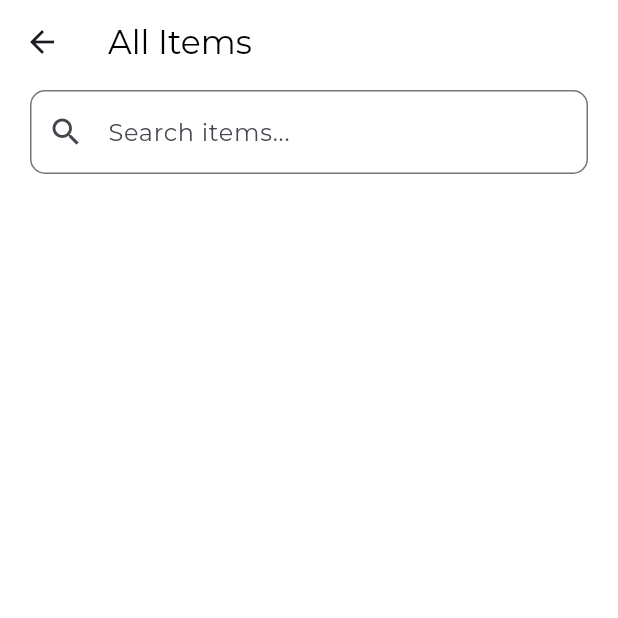
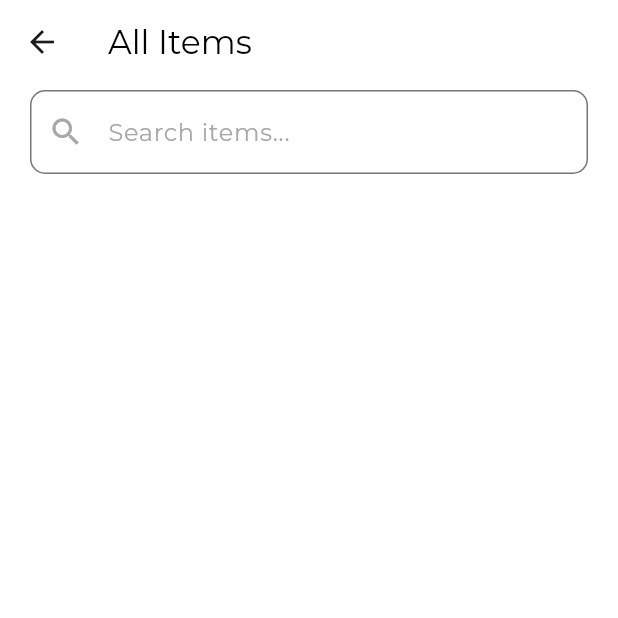
Before and after one commit to isabellelbgn/campuslostandfound, a Flutter app: the screen it shows once a user with an empty profile is signed in, after a tap on "See All Items", on a phone screen of 412 x 824 dp, the top half of it. Run offline on Flutter 3.47's test engine with Material 3 defaults, Android fonts, the phone set to English and light mode, and no system bars; our stand-ins replace auto_size_text, cloud_firestore, firebase_auth, firebase_core, flutter_spinkit, font_awesome_flutter and 1 more; missing offline and left inert: blobs; accounts and stored records are empty; network calls fail.

Commit message:
chore: styling issues

```diff
--- a/lib/components/category_filter.dart
+++ b/lib/components/category_filter.dart
@@ -1,4 +1,5 @@
 import 'package:flutter/material.dart';
+import 'package:auto_size_text/auto_size_text.dart';
 
 class CategoryFilter extends StatelessWidget {
   final String selectedCategory;
@@ -30,18 +31,38 @@ class CategoryFilter extends StatelessWidget {
   Widget _categoryFilterButton(String category) {
     return Padding(
       padding: const EdgeInsets.only(right: 8.0),
+      child: SizedBox(
+        width: 100,
+        height: 150,
         child: ElevatedButton(
           onPressed: () {
             onCategorySelected(category);
           },
           style: ElevatedButton.styleFrom(
+            padding: EdgeInsets.symmetric(vertical: 20),
             backgroundColor: selectedCategory == category
                 ? const Color(0xFF002EB0)
-              : Colors.grey[300],
-          foregroundColor:
-              selectedCategory == category ? Colors.white : Colors.black,
+                : const Color(0xFFE0E0E0),
+            foregroundColor: selectedCategory == category
+                ? Colors.white
+                : const Color(0xFFA8A8A8),
+            shape: RoundedRectangleBorder(
+              borderRadius: BorderRadius.circular(15),
             ),
-        child: Text(category),
+          ),
+          child: Column(
+            mainAxisAlignment: MainAxisAlignment.end,
+            children: [
+              AutoSizeText(
+                category,
+                style: const TextStyle(fontSize: 14),
+                maxLines: 2,
+                textAlign: TextAlign.center,
+                overflow: TextOverflow.ellipsis,
+              ),
+            ],
+          ),
+        ),
       ),
     );
   }
--- a/lib/components/search_bar.dart
+++ b/lib/components/search_bar.dart
@@ -18,10 +18,14 @@ class SearchItemBar extends StatelessWidget {
         controller: controller,
         decoration: InputDecoration(
           hintText: "Search items...",
-          prefixIcon: const Icon(Icons.search),
+          hintStyle: TextStyle(color: Color(0xFFA8A8A8)),
+          prefixIcon: const Icon(
+            Icons.search,
+            color: Color(0xFFA8A8A8),
+          ),
           border: OutlineInputBorder(
             borderRadius: BorderRadius.circular(10),
-            borderSide: const BorderSide(color: Colors.grey),
+            borderSide: const BorderSide(color: Color(0xFFA8A8A8)),
           ),
         ),
         onChanged: onChanged,
--- a/lib/screens/dashboard_screen.dart
+++ b/lib/screens/dashboard_screen.dart
@@ -92,18 +92,59 @@ class _DashboardState extends State<Dashboard> {
   @override
   Widget build(BuildContext context) {
     return Scaffold(
-      appBar: AppBar(
-        backgroundColor: Colors.white,
-        title: const Text(
-          "Dashboard",
-          style: TextStyle(
-              color: Colors.black, fontSize: 20, fontWeight: FontWeight.bold),
-          overflow: TextOverflow.visible,
+      appBar: PreferredSize(
+        preferredSize: const Size.fromHeight(80),
+        child: Stack(
+          alignment: Alignment.center,
+          children: [
+            Center(
+              child: Image.asset(
+                'lib/assets/icons/logo.png',
+                height: 100,
+                width: 100,
+                fit: BoxFit.contain,
               ),
-        actions: [
-          // Sign Out
-          TextButton(
-            onPressed: () async {
+            ),
+            Positioned(
+              right: 16,
+              child: Builder(
+                builder: (context) => IconButton(
+                  icon: const Icon(Icons.menu, color: Colors.black),
+                  onPressed: () {
+                    Scaffold.of(context).openEndDrawer();
+                  },
+                ),
+              ),
+            ),
+          ],
+        ),
+      ),
+      endDrawer: Drawer(
+        child: ListView(
+          padding: EdgeInsets.zero,
+          children: [
+            DrawerHeader(
+              decoration: const BoxDecoration(
+                color: Color(0xFF002EB0),
+              ),
+              child: Column(
+                crossAxisAlignment: CrossAxisAlignment.center,
+                mainAxisAlignment: MainAxisAlignment.center,
+                children: [
+                  //pending design for header
+                ],
+              ),
+            ),
+            ListTile(
+              leading: const Icon(Icons.info_outline),
+              title: const Text('About Us'),
+              onTap: () {},
+            ),
+            ListTile(
+              leading: const Icon(Icons.logout),
+              title: const Text('Sign Out'),
+              onTap: () async {
+                Navigator.pop(context);
                 bool? confirmSignOut = await showDialog<bool>(
                   context: context,
                   builder: (BuildContext context) {
@@ -132,15 +173,9 @@ class _DashboardState extends State<Dashboard> {
                   await _signOut();
                 }
               },
-            child: const Text(
-              "Sign Out",
-              style: TextStyle(
-                color: Color(0xFF002EB0),
-                fontSize: 14,
-              ),
-            ),
             ),
           ],
+        ),
       ),
       body: Padding(
         padding: const EdgeInsets.symmetric(horizontal: 16.0),
@@ -183,6 +218,7 @@ class _DashboardState extends State<Dashboard> {
 
                     return Column(
                       children: [
+                        SizedBox(height: 20),
                         Padding(
                           padding: const EdgeInsets.symmetric(horizontal: 16.0),
                           child: Row(
@@ -191,7 +227,9 @@ class _DashboardState extends State<Dashboard> {
                               const Text(
                                 "Lost Items Today",
                                 style: TextStyle(
-                                    fontSize: 20, fontWeight: FontWeight.bold),
+                                    color: Color(0xFF002EB0),
+                                    fontSize: 20,
+                                    fontWeight: FontWeight.bold),
                               ),
                               TextButton(
                                 onPressed: () async {
@@ -206,7 +244,10 @@ class _DashboardState extends State<Dashboard> {
                                 style: TextButton.styleFrom(
                                   foregroundColor: const Color(0xFF002EB0),
                                 ),
-                                child: const Text("See All Items"),
+                                child: const Text(
+                                  "See All Items",
+                                  style: TextStyle(color: Color(0xFFA8A8A8)),
+                                ),
                               ),
                             ],
                           ),
@@ -214,7 +255,10 @@ class _DashboardState extends State<Dashboard> {
                         Expanded(
                           child: filteredItems.isEmpty
                               ? const Center(
-                                  child: Text("No items found today."))
+                                  child: Text(
+                                  "No items found today.",
+                                  style: TextStyle(color: Color(0xFFA8A8A8)),
+                                ))
                               : ListView.builder(
                                   itemCount: filteredItems.length,
                                   itemBuilder: (context, index) {
--- a/lib/screens/item_detail_screen.dart
+++ b/lib/screens/item_detail_screen.dart
@@ -1,5 +1,6 @@
 import 'package:flutter/material.dart';
 import 'package:cloud_firestore/cloud_firestore.dart';
+import 'package:flutter_spinkit/flutter_spinkit.dart';
 import 'package:intl/intl.dart';
 
 class ItemDetailPage extends StatefulWidget {
@@ -44,7 +45,12 @@ class _ItemDetailPageState extends State<ItemDetailPage> {
         ),
       ),
       body: itemData == null
-          ? const Center(child: CircularProgressIndicator())
+          ? const Center(
+              child: SpinKitChasingDots(
+                color: Color(0xFF002EB0),
+                size: 50.0,
+              ),
+            )
           : Padding(
               padding: const EdgeInsets.all(16.0),
               child: Column(
--- a/pubspec.yaml
+++ b/pubspec.yaml
@@ -19,6 +19,7 @@ dependencies:
   provider: ^6.1.2
   blobs: ^2.0.0
   flutter_spinkit: ^5.2.1
+  auto_size_text: ^3.0.0
 
 dev_dependencies:
   flutter_test:
```
Also changed, not shown: pubspec.lock. Lines whose indentation alone changed are shown as unchanged.
